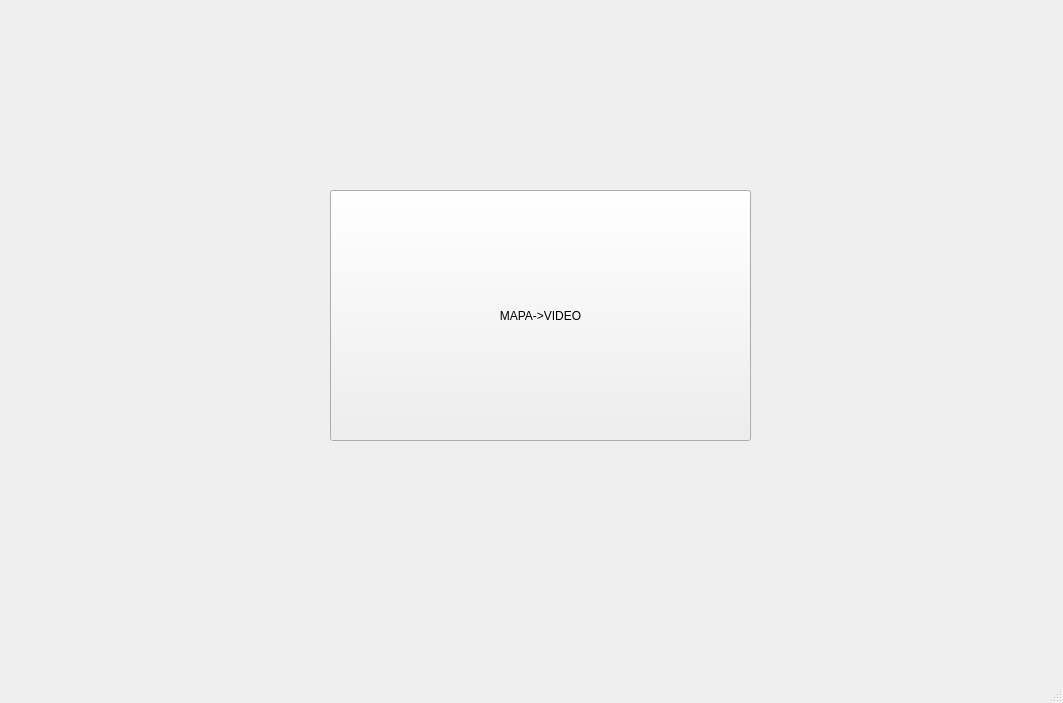
Old version of the form mainwindow.ui in the repository kathsup/proyecto-I---Estructura-de-datos-II---.
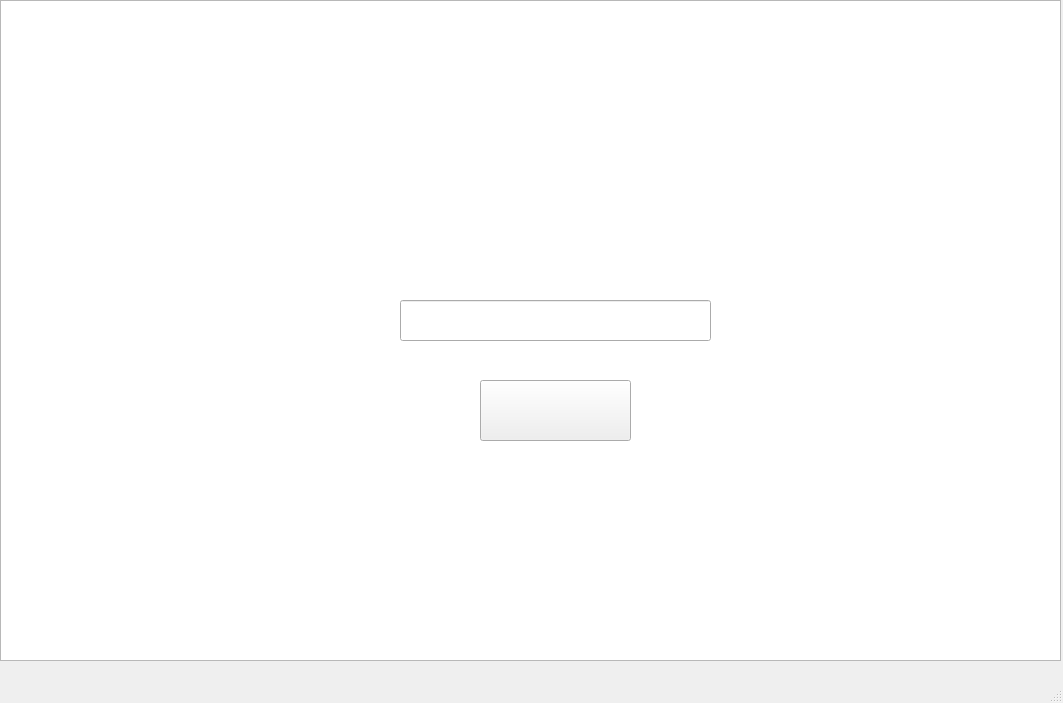
New version of the form. The open tabs and pages were chosen to show the change. Icons and pictures are not drawn.

Commit message: objetos agregados al mapa, falta colisiones y carteles de los nombres pero ya tiene funcionalidad el de ruleta

Diff of the .ui file:
```diff
--- a/mainwindow.ui
+++ b/mainwindow.ui
@@ -80,36 +80,6 @@
       </property>
      </widget>
     </widget>
-    <widget class="QWidget" name="page_2">
-     <widget class="QPushButton" name="pushButton">
-      <property name="geometry">
-       <rect>
-        <x>330</x>
-        <y>190</y>
-        <width>421</width>
-        <height>251</height>
-       </rect>
-      </property>
-      <property name="text">
-       <string>MAPA-&gt;VIDEO</string>
-      </property>
-     </widget>
-    </widget>
-    <widget class="QWidget" name="page_3">
-     <widget class="QPushButton" name="pushButton_2">
-      <property name="geometry">
-       <rect>
-        <x>380</x>
-        <y>210</y>
-        <width>321</width>
-        <height>211</height>
-       </rect>
-      </property>
-      <property name="text">
-       <string>VIDEO-&gt;RULETA</string>
-      </property>
-     </widget>
-    </widget>
    </widget>
   </widget>
   <widget class="QMenuBar" name="menubar">
```
The commit also changes 4 other files.
